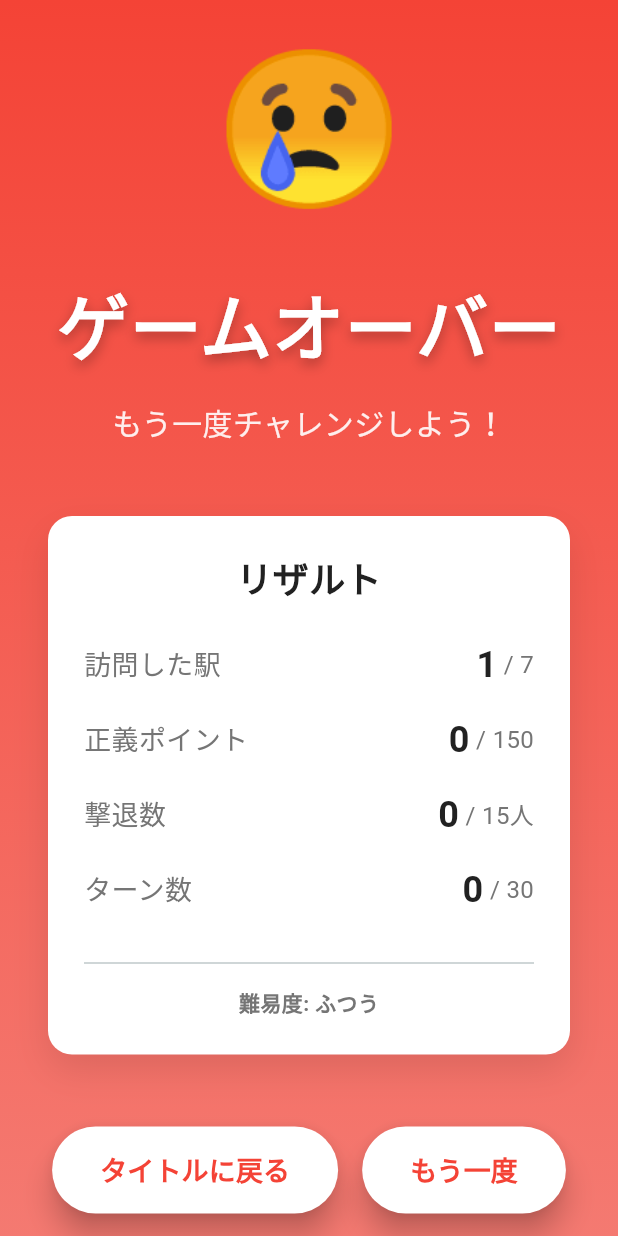
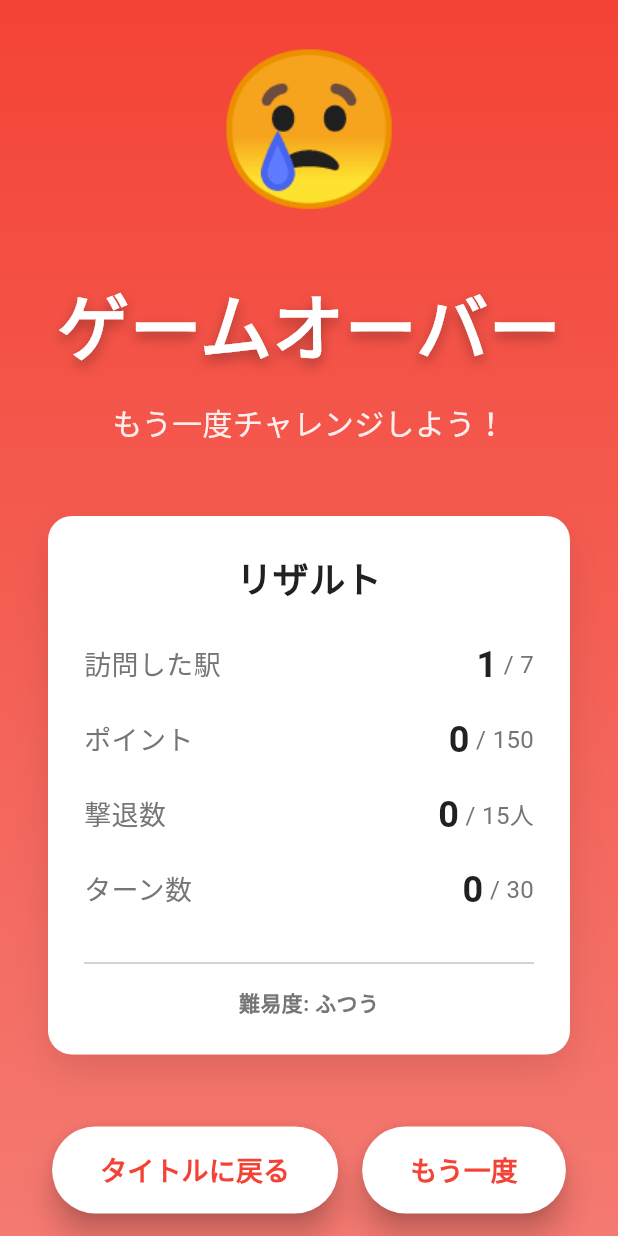
Before and after one commit to okamyuji/ojisan_bounce, a Flutter app: the ResultScreen screen opened directly, on a phone screen of 412 x 824 dp. Run offline on Flutter 3.47's test engine with Material 3 defaults, Android fonts, the phone set to English and light mode, and no system bars; our stand-ins replace audioplayers, flutter_riverpod, freezed_annotation; Roboto replaces fonts that are missing (NotoSansJP).

Commit message:
fix: correct

```diff
--- a/lib/models/player.dart
+++ b/lib/models/player.dart
@@ -11,7 +11,7 @@ part 'player.g.dart';
 class Player with _$Player {
   const factory Player({
     @Default(0) int currentStationId, // 現在の駅ID
-    @Default(0) int justicePoints, // 正義ポイント
+    @Default(0) int justicePoints, // ポイント
     @Default(0) int ojisanDefeated, // 撃退したおじさん数
     @Default([0]) List<int> visitedStations, // 訪問済み駅IDリスト
     @Default(0) int turnCount, // 現在のターン数
@@ -35,7 +35,7 @@ extension PlayerExtension on Player {
     return copyWith(visitedStations: [...visitedStations, stationId]);
   }
 
-  /// 正義ポイントを追加
+  /// ポイントを追加
   Player addJusticePoints(int points) {
     return copyWith(justicePoints: justicePoints + points);
   }
--- a/lib/screens/result_screen.dart
+++ b/lib/screens/result_screen.dart
@@ -72,7 +72,7 @@ class ResultScreen extends ConsumerWidget {
                 ),
                 const SizedBox(height: 16),
                 Text(
-                  isWon ? 'あなたは正義の味方です！' : 'もう一度チャレンジしよう！',
+                  isWon ? 'あなたは弱者の味方です！' : 'もう一度チャレンジしよう！',
                   style: TextStyle(
                     fontSize: 20,
                     color: Colors.white.withValues(alpha: 0.9),
@@ -114,7 +114,7 @@ class ResultScreen extends ConsumerWidget {
                             GameConfig.totalStations,
                       ),
                       _buildScoreRow(
-                        '正義ポイント',
+                        'ポイント',
                         '${player.justicePoints}',
                         '/ ${gameState.difficulty.targetJusticePoints}',
                         player.justicePoints >=
--- a/lib/screens/title_screen.dart
+++ b/lib/screens/title_screen.dart
@@ -66,7 +66,7 @@ class _TitleScreenState extends ConsumerState<TitleScreen> {
                                 horizontal: 32,
                               ),
                               child: Text(
-                                '正義の味方となって悪質おじさんを退治しよう！',
+                                '弱者の味方となって悪質おじさんを退治しよう！',
                                 textAlign: TextAlign.center,
                                 style: TextStyle(
                                   fontSize: 14,
--- a/lib/screens/tutorial_screen.dart
+++ b/lib/screens/tutorial_screen.dart
@@ -38,7 +38,7 @@ class _TutorialScreenState extends State<TutorialScreen> {
     TutorialStep(
       emoji: '⚖️',
       title: 'ポイントを獲得',
-      description: 'Perfect/Great/Goodで正義ポイントを獲得。\n目標ポイントに到達しよう！',
+      description: 'Perfect/Great/Goodでポイントを獲得。\n目標ポイントに到達しよう！',
     ),
     TutorialStep(
       emoji: '🏆',
--- a/lib/utils/constants.dart
+++ b/lib/utils/constants.dart
@@ -6,7 +6,7 @@ import 'dart:ui';
 /// ゲーム設定
 class GameConfig {
   static const int maxTurns = 20; // 最大ターン数（デフォルト、難易度で上書きされる）
-  static const int targetJusticePoints = 100; // 目標正義ポイント（デフォルト）
+  static const int targetJusticePoints = 100; // 目標ポイント（デフォルト）
   static const int minOjisanDefeated = 10; // 最低撃退数（デフォルト）
   static const int totalStations = 7; // 駅の総数
 
--- a/lib/utils/game_logic.dart
+++ b/lib/utils/game_logic.dart
@@ -133,7 +133,7 @@ class GameLogic {
 
   /// 勝利条件チェック
   /// @param visitedStationsCount: 訪問済み駅数
-  /// @param justicePoints: 正義ポイント
+  /// @param justicePoints: ポイント
   /// @param ojisanDefeated: 撃退数
   /// @param totalStations: 駅の総数
   /// @return true: 勝利, false: 未達成
```
Also changed, not shown: lib/models/player.freezed.dart, 1 other file.
